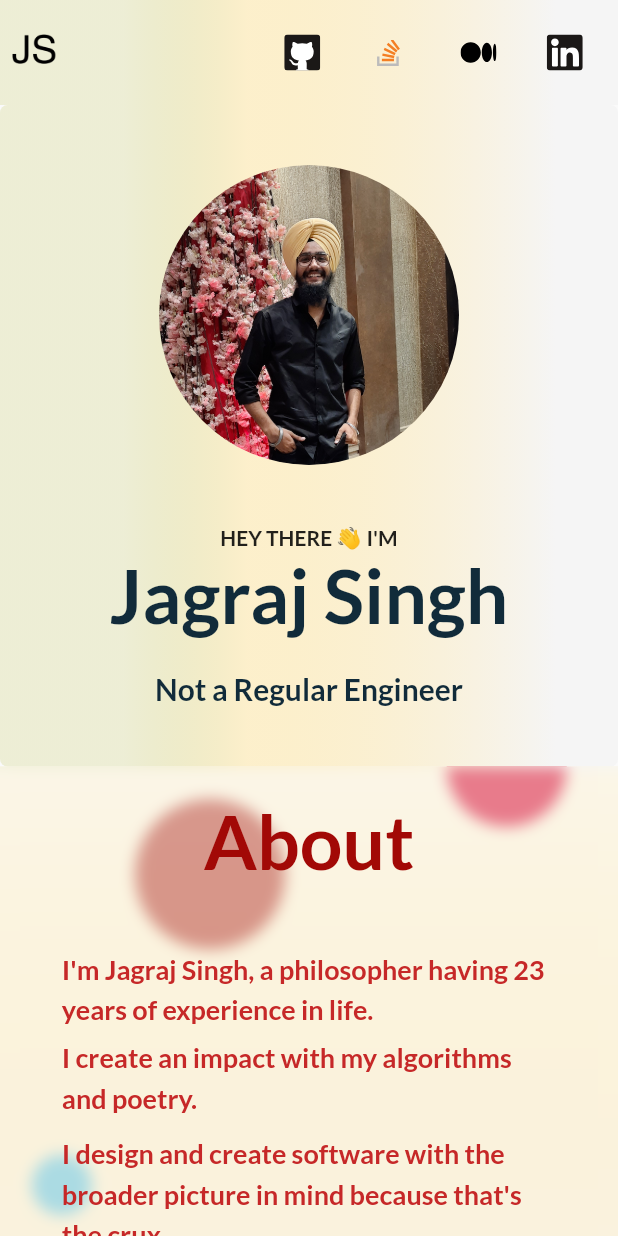
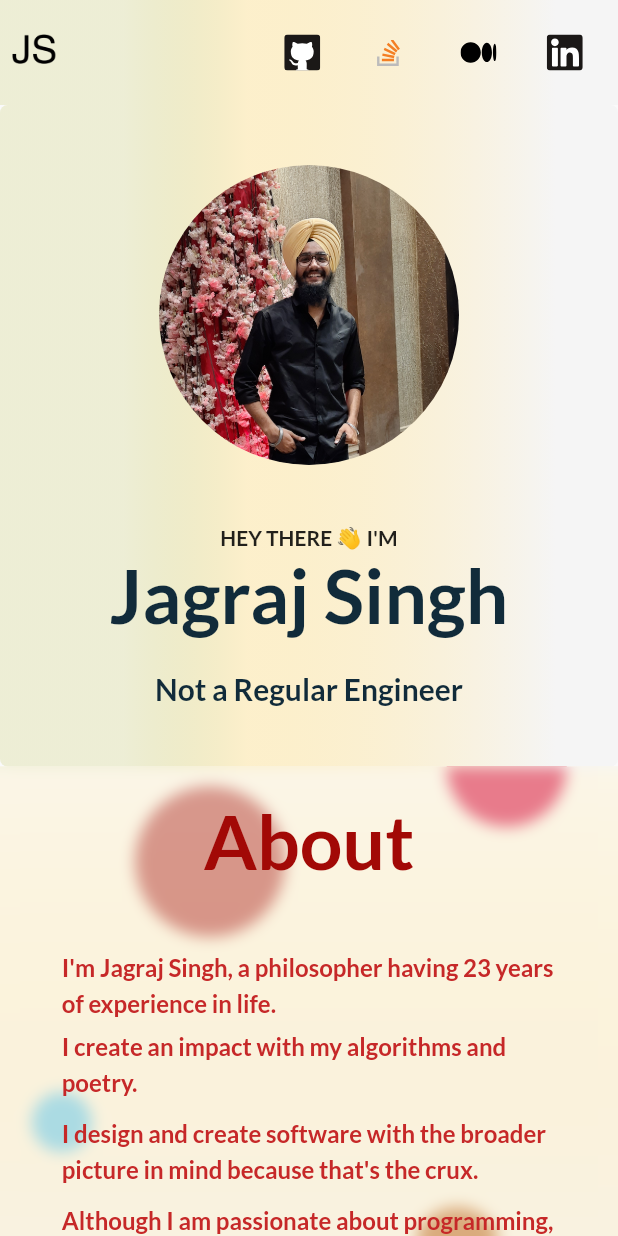
Before and after one commit to Jagrajsinghji/jagrajsingh_portfolio, a Flutter app: the screen it shows after launch, on a phone screen of 412 x 824 dp. Run offline on Flutter 3.47's test engine with Material 2 defaults, Android fonts, the phone set to English and light mode, and no system bars; our stand-ins replace flutter_svg, google_fonts, lottie, timeline_tile, visibility_detector.

Commit message:
reduced about font size

```diff
--- a/lib/components/about_section.dart
+++ b/lib/components/about_section.dart
@@ -138,7 +138,7 @@ class _AboutSectionState extends State<AboutSection>
                                           fontWeight: FontWeight.bold,
                                           height: 1.5,
                                           color: MyTheme.redDark,
-                                          fontSize: 18),
+                                          fontSize: 16),
                                     ),
                                     const Padding(
                                       padding:
@@ -150,7 +150,7 @@ class _AboutSectionState extends State<AboutSection>
                                             fontWeight: FontWeight.bold,
                                             height: 1.5,
                                             color: MyTheme.redDark,
-                                            fontSize: 18),
+                                            fontSize: 16),
                                       ),
                                     ),
                                     const Padding(
@@ -163,7 +163,7 @@ class _AboutSectionState extends State<AboutSection>
                                             fontWeight: FontWeight.bold,
                                             height: 1.5,
                                             color: MyTheme.redDark,
-                                            fontSize: 18),
+                                            fontSize: 16),
                                       ),
                                     ),
                                     const Padding(
@@ -176,7 +176,7 @@ class _AboutSectionState extends State<AboutSection>
                                             fontWeight: FontWeight.bold,
                                             height: 1.5,
                                             color: MyTheme.redDark,
-                                            fontSize: 18),
+                                            fontSize: 16),
                                       ),
                                     ),
                                     const Padding(
@@ -188,7 +188,7 @@ class _AboutSectionState extends State<AboutSection>
                                             fontWeight: FontWeight.bold,
                                             height: 1.5,
                                             color: MyTheme.redDark,
-                                            fontSize: 18),
+                                            fontSize: 16),
                                       ),
                                     ),
                                     InkWell(
```
Also changed, not shown: 2 other files.
